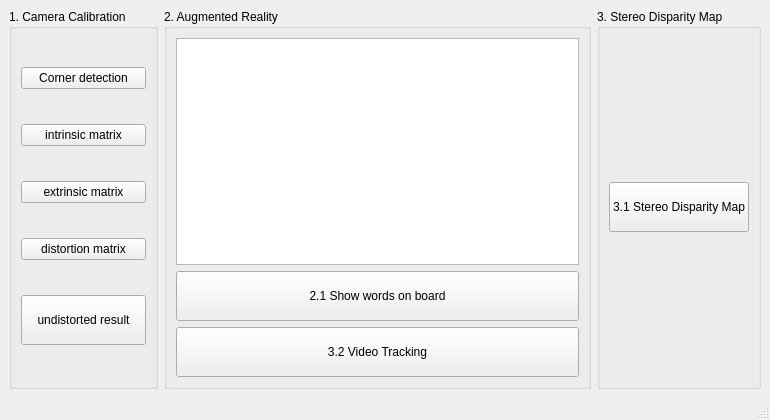
Qt form hw1/mainwindow.ui (cicero884/CVDL_2021) before a commit.
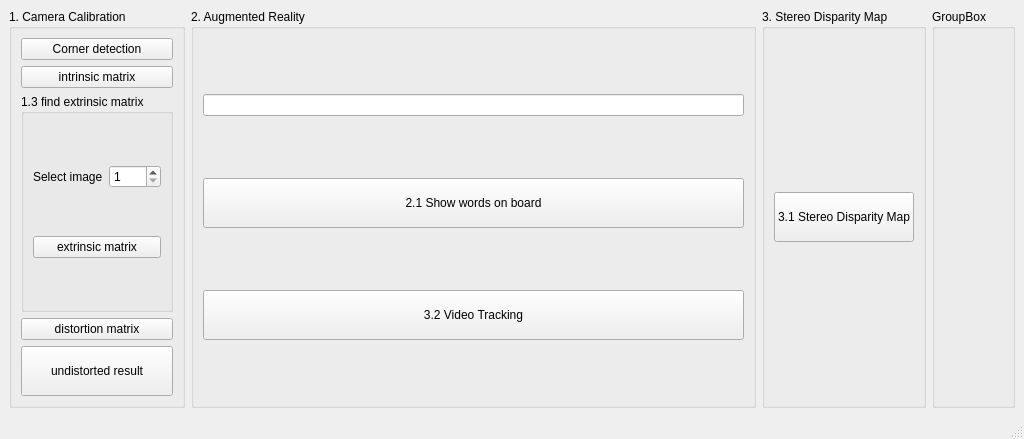
The same form after that commit.

```diff
--- a/hw1/mainwindow.ui
+++ b/hw1/mainwindow.ui
@@ -6,8 +6,8 @@
    <rect>
     <x>0</x>
     <y>0</y>
-    <width>770</width>
-    <height>420</height>
+    <width>1024</width>
+    <height>439</height>
    </rect>
   </property>
   <property name="windowTitle">
@@ -36,10 +36,42 @@
         </widget>
        </item>
        <item>
-        <widget class="QPushButton" name="btn1_3">
-         <property name="text">
-          <string>extrinsic matrix</string>
+        <widget class="QGroupBox" name="groupBox_2">
+         <property name="title">
+          <string>1.3 find extrinsic matrix</string>
          </property>
+         <layout class="QGridLayout" name="gridLayout">
+          <item row="0" column="0">
+           <widget class="QLabel" name="label">
+            <property name="maximumSize">
+             <size>
+              <width>120</width>
+              <height>16777215</height>
+             </size>
+            </property>
+            <property name="text">
+             <string>Select image</string>
+            </property>
+           </widget>
+          </item>
+          <item row="1" column="0" colspan="2">
+           <widget class="QPushButton" name="btn1_3">
+            <property name="text">
+             <string>extrinsic matrix</string>
+            </property>
+           </widget>
+          </item>
+          <item row="0" column="1">
+           <widget class="QSpinBox" name="spinBox">
+            <property name="minimum">
+             <number>1</number>
+            </property>
+            <property name="maximum">
+             <number>15</number>
+            </property>
+           </widget>
+          </item>
+         </layout>
         </widget>
        </item>
        <item>
@@ -72,7 +104,7 @@
       </property>
       <layout class="QVBoxLayout" name="verticalLayout_5">
        <item>
-        <widget class="QPlainTextEdit" name="plainTextEdit"/>
+        <widget class="QLineEdit" name="lineEdit"/>
        </item>
        <item>
         <widget class="QPushButton" name="btn3_1">
@@ -125,6 +157,13 @@
       </layout>
      </widget>
     </item>
+    <item>
+     <widget class="QGroupBox" name="groupBox_5">
+      <property name="title">
+       <string>GroupBox</string>
+      </property>
+     </widget>
+    </item>
    </layout>
   </widget>
   <widget class="QStatusBar" name="statusbar"/>
```
